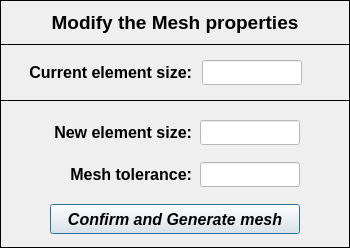
open-pulse/OpenPulse, file data/user_input/ui/Project/setMeshPropertiesInput.ui: the form before one commit.
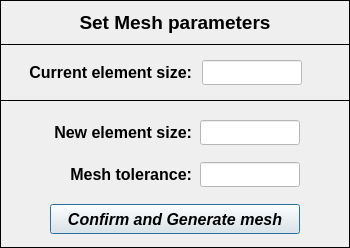
The form after the commit.

```diff
--- a/data/user_input/ui/Project/setMeshPropertiesInput.ui
+++ b/data/user_input/ui/Project/setMeshPropertiesInput.ui
@@ -89,7 +89,7 @@
      <enum>QFrame::Box</enum>
     </property>
     <property name="text">
-     <string>&lt;html&gt;&lt;head/&gt;&lt;body&gt;&lt;p align=&quot;center&quot;&gt;Modify the Mesh properties&lt;/p&gt;&lt;/body&gt;&lt;/html&gt;</string>
+     <string>&lt;html&gt;&lt;head/&gt;&lt;body&gt;&lt;p align=&quot;center&quot;&gt;Set Mesh parameters&lt;/p&gt;&lt;/body&gt;&lt;/html&gt;</string>
     </property>
     <property name="alignment">
      <set>Qt::AlignCenter</set>
```
Left out of the diff: 2 changed lines with no effect on the pictures.
